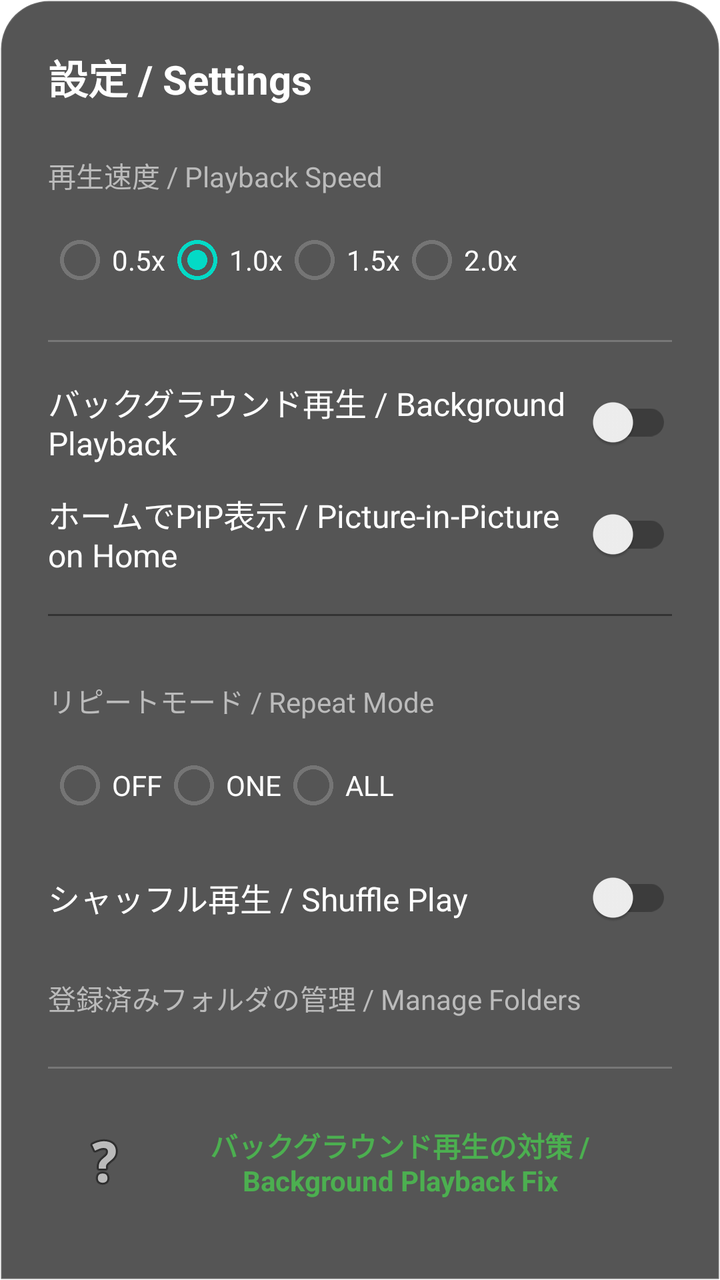
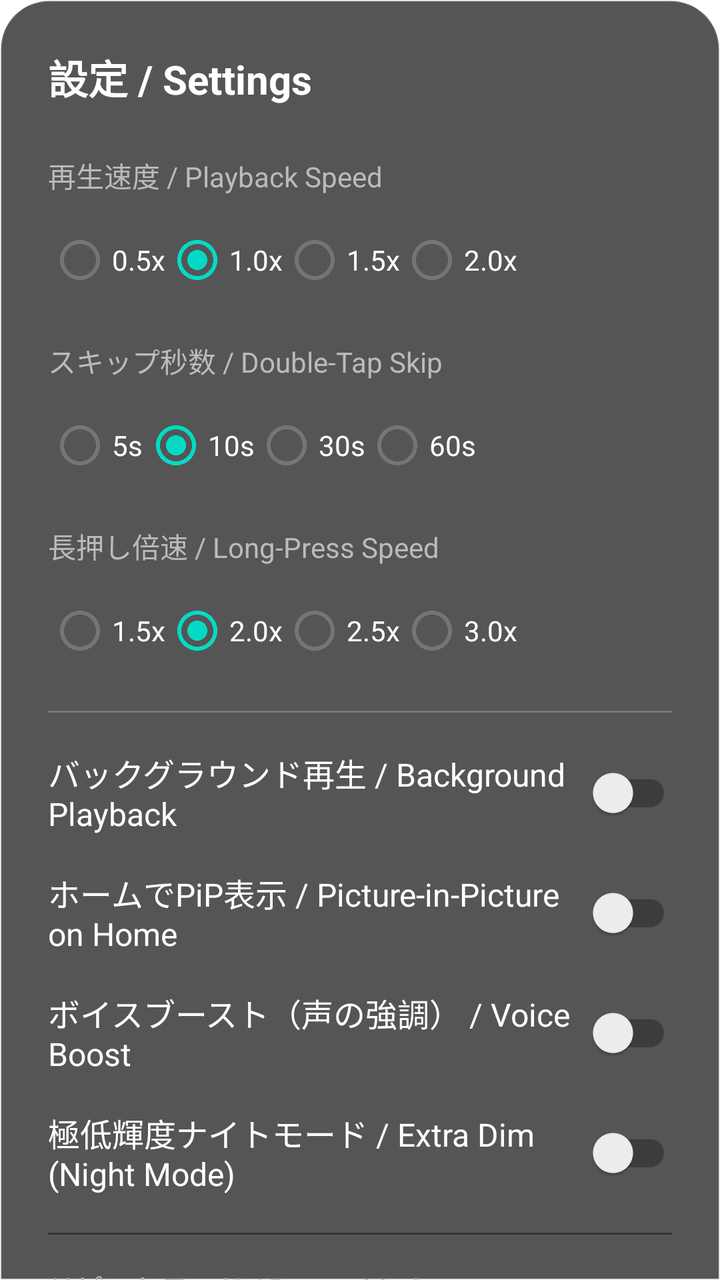

An Android layout rendered at two revisions. The XML below is the earlier revision; the diff shows what the commit changed to produce the second picture.
<!-- AndroidManifest.xml: application theme Theme.VideoPlayer -->
<!-- res/layout/dialog_settings.xml -->
<?xml version="1.0" encoding="utf-8"?>
<LinearLayout xmlns:android="http://schemas.android.com/apk/res/android"
    android:layout_width="match_parent"
    android:layout_height="wrap_content"
    android:orientation="vertical"
    android:padding="24dp"
    android:background="@drawable/bg_dialog_glass">

    <TextView
        android:layout_width="wrap_content"
        android:layout_height="wrap_content"
        android:text="@string/settings_title"
        android:textColor="#FFFFFF"
        android:textSize="20sp"
        android:textStyle="bold"
        android:layout_marginBottom="24dp" />

    <TextView
        android:layout_width="wrap_content"
        android:layout_height="wrap_content"
        android:text="@string/playback_speed"
        android:textColor="#BBBBBB"
        android:layout_marginBottom="8dp" />

    <RadioGroup
        android:id="@+id/rg_speed"
        android:layout_width="match_parent"
        android:layout_height="wrap_content"
        android:orientation="horizontal">
        <RadioButton android:layout_width="wrap_content" android:layout_height="wrap_content" android:text="0.5x" android:textColor="#FFFFFF" />
        <RadioButton android:layout_width="wrap_content" android:layout_height="wrap_content" android:text="1.0x" android:textColor="#FFFFFF" android:checked="true" />
        <RadioButton android:layout_width="wrap_content" android:layout_height="wrap_content" android:text="1.5x" android:textColor="#FFFFFF" />
        <RadioButton android:layout_width="wrap_content" android:layout_height="wrap_content" android:text="2.0x" android:textColor="#FFFFFF" />
    </RadioGroup>

    <View android:layout_width="match_parent" android:layout_height="1dp" android:background="#33FFFFFF" android:layout_marginVertical="16dp" />

    <LinearLayout
        android:layout_width="match_parent"
        android:layout_height="wrap_content"
        android:orientation="horizontal"
        android:gravity="center_vertical">
        <TextView
            android:layout_width="0dp"
            android:layout_height="wrap_content"
            android:layout_weight="1"
            android:text="@string/background_play"
            android:textColor="#FFFFFF"
            android:textSize="16sp" />
        <androidx.appcompat.widget.SwitchCompat
            android:id="@+id/sw_background_play"
            android:layout_width="wrap_content"
            android:layout_height="wrap_content" />
    </LinearLayout>

    <LinearLayout
        android:layout_width="match_parent"
        android:layout_height="wrap_content"
        android:orientation="horizontal"
        android:gravity="center_vertical"
        android:layout_marginTop="8dp">
        <TextView
            android:layout_width="0dp"
            android:layout_height="wrap_content"
            android:layout_weight="1"
            android:text="@string/auto_pip"
            android:textColor="#FFFFFF"
            android:textSize="16sp" />
        <androidx.appcompat.widget.SwitchCompat
            android:id="@+id/sw_auto_pip"
            android:layout_width="wrap_content"
            android:layout_height="wrap_content" />
    </LinearLayout>

    <View android:layout_width="match_parent" android:layout_height="1dp" android:background="#333333" android:layout_marginVertical="16dp" />

        <TextView
            android:layout_width="wrap_content"
            android:layout_height="wrap_content"
            android:text="@string/repeat_mode"
            android:textColor="#BBBBBB"
            android:layout_marginTop="16dp"
            android:layout_marginBottom="8dp" />

        <RadioGroup
            android:id="@+id/rg_repeat_mode"
            android:layout_width="match_parent"
            android:layout_height="wrap_content"
            android:orientation="horizontal">
            <RadioButton android:layout_width="wrap_content" android:layout_height="wrap_content" android:text="OFF" android:textColor="#FFFFFF" />
            <RadioButton android:layout_width="wrap_content" android:layout_height="wrap_content" android:text="ONE" android:textColor="#FFFFFF" />
            <RadioButton android:layout_width="wrap_content" android:layout_height="wrap_content" android:text="ALL" android:textColor="#FFFFFF" />
        </RadioGroup>

        <LinearLayout
            android:layout_width="match_parent"
            android:layout_height="wrap_content"
            android:orientation="horizontal"
            android:gravity="center_vertical"
            android:layout_marginTop="8dp">
            <TextView
                android:layout_width="0dp"
                android:layout_height="wrap_content"
                android:layout_weight="1"
                android:text="@string/shuffle_play"
                android:textColor="#FFFFFF"
                android:textSize="16sp" />
            <androidx.appcompat.widget.SwitchCompat
                android:id="@+id/sw_shuffle"
                android:layout_width="wrap_content"
                android:layout_height="wrap_content" />
        </LinearLayout>

    <TextView
        android:layout_width="wrap_content"
        android:layout_height="wrap_content"
        android:text="@string/manage_folders"
        android:textColor="#BBBBBB"
        android:layout_marginTop="16dp"
        android:layout_marginBottom="8dp" />

    <androidx.recyclerview.widget.RecyclerView
        android:id="@+id/rv_folders"
        android:layout_width="match_parent"
        android:layout_height="wrap_content"
        android:maxHeight="160dp" />

    <View android:layout_width="match_parent" android:layout_height="1dp" android:background="#33FFFFFF" android:layout_marginVertical="16dp" />

        <TextView
            android:id="@+id/btn_troubleshooting"
            android:layout_width="match_parent"
            android:layout_height="wrap_content"
            android:text="@string/bg_troubleshooting_label"
            android:textColor="#4CAF50"
            android:textSize="14sp"
            android:textStyle="bold"
            android:gravity="center"
            android:padding="12dp"
            android:background="?attr/selectableItemBackground"
            android:drawableStart="@android:drawable/ic_menu_help"
            android:drawablePadding="8dp" />

        <View android:layout_width="match_parent" android:layout_height="1dp" android:background="#33FFFFFF" android:layout_marginVertical="16dp" />

        <LinearLayout
            android:id="@+id/btn_sleep_timer"
            android:layout_width="match_parent"
            android:layout_height="wrap_content"
            android:orientation="horizontal"
            android:gravity="center_vertical"
            android:padding="12dp"
            android:background="?attr/selectableItemBackground">
            <TextView
                android:layout_width="0dp"
                android:layout_height="wrap_content"
                android:layout_weight="1"
                android:text="おやすみタイマー / Sleep Timer"
                android:textColor="#FFFFFF"
                android:textSize="16sp" />
            <TextView
                android:id="@+id/tv_sleep_timer_value"
                android:layout_width="wrap_content"
                android:layout_height="wrap_content"
                android:text="OFF"
                android:textColor="#BBBBBB" />
        </LinearLayout>

        <View android:layout_width="match_parent" android:layout_height="1dp" android:background="#33FFFFFF" android:layout_marginVertical="16dp" />

        <TextView
            android:id="@+id/btn_battery_optimization"
            android:layout_width="match_parent"
            android:layout_height="wrap_content"
            android:text="バッテリー制限の解除 / Disable Battery Restrictions"
            android:textColor="#FF9800"
            android:textSize="14sp"
            android:textStyle="bold"
            android:gravity="center"
            android:padding="12dp"
            android:background="?attr/selectableItemBackground"
            android:drawableStart="@android:drawable/ic_lock_idle_low_battery"
            android:drawablePadding="8dp" />

</LinearLayout>
<!-- resources referenced by this layout -->
<resources>
  <!-- drawable bg_dialog_glass (drawable) -->
  <?xml version="1.0" encoding="utf-8"?>
  <shape xmlns:android="http://schemas.android.com/apk/res/android">
      <solid android:color="@color/glass_black" />
      <corners android:topLeftRadius="24dp" android:topRightRadius="24dp" />
      <stroke android:width="1dp" android:color="#20FFFFFF" />
  </shape>
  <string name="auto_pip">ホームでPiP表示 / Picture-in-Picture on Home</string>
  <string name="background_play">バックグラウンド再生 / Background Playback</string>
  <string name="bg_troubleshooting_label">バックグラウンド再生の対策 / Background Playback Fix</string>
  <string name="manage_folders">登録済みフォルダの管理 / Manage Folders</string>
  <string name="playback_speed">再生速度 / Playback Speed</string>
  <string name="repeat_mode">リピートモード / Repeat Mode</string>
  <string name="settings_title">設定 / Settings</string>
  <string name="shuffle_play">シャッフル再生 / Shuffle Play</string>
  <style name="Theme.VideoPlayer" parent="Theme.MaterialComponents.DayNight.NoActionBar">
          <item name="colorPrimary">@color/vivid_purple</item>
          <item name="android:statusBarColor">@color/vivid_gradient_start</item>
      </style>
  <color name="glass_black">#AA000000</color>
  <color name="vivid_purple">#9C27B0</color>
  <color name="vivid_gradient_start">#6A1B9A</color>
</resources>

<!-- the commit's change to res/layout/dialog_settings.xml (unified diff, before → after) -->
@@ -1,85 +1,170 @@
 <?xml version="1.0" encoding="utf-8"?>
-<LinearLayout xmlns:android="http://schemas.android.com/apk/res/android"
+<androidx.core.widget.NestedScrollView xmlns:android="http://schemas.android.com/apk/res/android"
+    xmlns:app="http://schemas.android.com/apk/res-auto"
     android:layout_width="match_parent"
     android:layout_height="wrap_content"
-    android:orientation="vertical"
-    android:padding="24dp"
     android:background="@drawable/bg_dialog_glass">
-
-    <TextView
-        android:layout_width="wrap_content"
-        android:layout_height="wrap_content"
-        android:text="@string/settings_title"
-        android:textColor="#FFFFFF"
-        android:textSize="20sp"
-        android:textStyle="bold"
-        android:layout_marginBottom="24dp" />
-
-    <TextView
-        android:layout_width="wrap_content"
-        android:layout_height="wrap_content"
-        android:text="@string/playback_speed"
-        android:textColor="#BBBBBB"
-        android:layout_marginBottom="8dp" />
-
-    <RadioGroup
-        android:id="@+id/rg_speed"
-        android:layout_width="match_parent"
-        android:layout_height="wrap_content"
-        android:orientation="horizontal">
-        <RadioButton android:layout_width="wrap_content" android:layout_height="wrap_content" android:text="0.5x" android:textColor="#FFFFFF" />
-        <RadioButton android:layout_width="wrap_content" android:layout_height="wrap_content" android:text="1.0x" android:textColor="#FFFFFF" android:checked="true" />
-        <RadioButton android:layout_width="wrap_content" android:layout_height="wrap_content" android:text="1.5x" android:textColor="#FFFFFF" />
-        <RadioButton android:layout_width="wrap_content" android:layout_height="wrap_content" android:text="2.0x" android:textColor="#FFFFFF" />
-    </RadioGroup>
-
-    <View android:layout_width="match_parent" android:layout_height="1dp" android:background="#33FFFFFF" android:layout_marginVertical="16dp" />
 
     <LinearLayout
         android:layout_width="match_parent"
         android:layout_height="wrap_content"
-        android:orientation="horizontal"
-        android:gravity="center_vertical">
-        <TextView
-            android:layout_width="0dp"
-            android:layout_height="wrap_content"
-            android:layout_weight="1"
-            android:text="@string/background_play"
+        android:orientation="vertical"
+        android:padding="24dp">
+
+        <TextView
+            android:layout_width="wrap_content"
+            android:layout_height="wrap_content"
+            android:text="@string/settings_title"
             android:textColor="#FFFFFF"
-            android:textSize="16sp" />
-        <androidx.appcompat.widget.SwitchCompat
-            android:id="@+id/sw_background_play"
-            android:layout_width="wrap_content"
-            android:layout_height="wrap_content" />
-    </LinearLayout>
-
-    <LinearLayout
-        android:layout_width="match_parent"
-        android:layout_height="wrap_content"
-        android:orientation="horizontal"
-        android:gravity="center_vertical"
-        android:layout_marginTop="8dp">
-        <TextView
-            android:layout_width="0dp"
-            android:layout_height="wrap_content"
-            android:layout_weight="1"
-            android:text="@string/auto_pip"
-            android:textColor="#FFFFFF"
-            android:textSize="16sp" />
-        <androidx.appcompat.widget.SwitchCompat
-            android:id="@+id/sw_auto_pip"
-            android:layout_width="wrap_content"
-            android:layout_height="wrap_content" />
-    </LinearLayout>
-
-    <View android:layout_width="match_parent" android:layout_height="1dp" android:background="#333333" android:layout_marginVertical="16dp" />
-
+            android:textSize="20sp"
+            android:textStyle="bold"
+            android:layout_marginBottom="24dp" />
+
+        
+        <TextView
+            android:layout_width="wrap_content"
+            android:layout_height="wrap_content"
+            android:text="@string/playback_speed"
+            android:textColor="#BBBBBB"
+            android:layout_marginBottom="8dp" />
+
+        <RadioGroup
+            android:id="@+id/rg_speed"
+            android:layout_width="match_parent"
+            android:layout_height="wrap_content"
+            android:orientation="horizontal">
+            <RadioButton android:layout_width="wrap_content" android:layout_height="wrap_content" android:text="0.5x" android:textColor="#FFFFFF" />
+            <RadioButton android:layout_width="wrap_content" android:layout_height="wrap_content" android:text="1.0x" android:textColor="#FFFFFF" android:checked="true" />
+            <RadioButton android:layout_width="wrap_content" android:layout_height="wrap_content" android:text="1.5x" android:textColor="#FFFFFF" />
+            <RadioButton android:layout_width="wrap_content" android:layout_height="wrap_content" android:text="2.0x" android:textColor="#FFFFFF" />
+        </RadioGroup>
+
+        
+        <TextView
+            android:layout_width="wrap_content"
+            android:layout_height="wrap_content"
+            android:text="@string/skip_duration"
+            android:textColor="#BBBBBB"
+            android:layout_marginTop="16dp"
+            android:layout_marginBottom="8dp" />
+
+        <RadioGroup
+            android:id="@+id/rg_skip_duration"
+            android:layout_width="match_parent"
+            android:layout_height="wrap_content"
+            android:orientation="horizontal">
+            <RadioButton android:layout_width="wrap_content" android:layout_height="wrap_content" android:text="5s" android:textColor="#FFFFFF" />
+            <RadioButton android:layout_width="wrap_content" android:layout_height="wrap_content" android:text="10s" android:textColor="#FFFFFF" android:checked="true" />
+            <RadioButton android:layout_width="wrap_content" android:layout_height="wrap_content" android:text="30s" android:textColor="#FFFFFF" />
+            <RadioButton android:layout_width="wrap_content" android:layout_height="wrap_content" android:text="60s" android:textColor="#FFFFFF" />
+        </RadioGroup>
+
+        
+        <TextView
+            android:layout_width="wrap_content"
+            android:layout_height="wrap_content"
+            android:text="@string/long_press_speed"
+            android:textColor="#BBBBBB"
+            android:layout_marginTop="16dp"
+            android:layout_marginBottom="8dp" />
+
+        <RadioGroup
+            android:id="@+id/rg_long_press_speed"
+            android:layout_width="match_parent"
+            android:layout_height="wrap_content"
+            android:orientation="horizontal">
+            <RadioButton android:layout_width="wrap_content" android:layout_height="wrap_content" android:text="1.5x" android:textColor="#FFFFFF" />
+            <RadioButton android:layout_width="wrap_content" android:layout_height="wrap_content" android:text="2.0x" android:textColor="#FFFFFF" android:checked="true" />
+            <RadioButton android:layout_width="wrap_content" android:layout_height="wrap_content" android:text="2.5x" android:textColor="#FFFFFF" />
+            <RadioButton android:layout_width="wrap_content" android:layout_height="wrap_content" android:text="3.0x" android:textColor="#FFFFFF" />
+        </RadioGroup>
+
+        <View android:layout_width="match_parent" android:layout_height="1dp" android:background="#33FFFFFF" android:layout_marginVertical="16dp" />
+
+        
+        <LinearLayout
+            android:layout_width="match_parent"
+            android:layout_height="wrap_content"
+            android:orientation="horizontal"
+            android:gravity="center_vertical">
+            <TextView
+                android:layout_width="0dp"
+                android:layout_height="wrap_content"
+                android:layout_weight="1"
+                android:text="@string/background_play"
+                android:textColor="#FFFFFF"
+                android:textSize="16sp" />
+            <androidx.appcompat.widget.SwitchCompat
+                android:id="@+id/sw_background_play"
+                android:layout_width="wrap_content"
+                android:layout_height="wrap_content" />
+        </LinearLayout>
+
+        <LinearLayout
+            android:layout_width="match_parent"
+            android:layout_height="wrap_content"
+            android:orientation="horizontal"
+            android:gravity="center_vertical"
+            android:layout_marginTop="12dp">
+            <TextView
+                android:layout_width="0dp"
+                android:layout_height="wrap_content"
+                android:layout_weight="1"
+                android:text="@string/auto_pip"
+                android:textColor="#FFFFFF"
+                android:textSize="16sp" />
+            <androidx.appcompat.widget.SwitchCompat
+                android:id="@+id/sw_auto_pip"
+                android:layout_width="wrap_content"
+                android:layout_height="wrap_content" />
+        </LinearLayout>
+
+        <LinearLayout
+            android:layout_width="match_parent"
+            android:layout_height="wrap_content"
+            android:orientation="horizontal"
+            android:gravity="center_vertical"
+            android:layout_marginTop="12dp">
+            <TextView
+                android:layout_width="0dp"
+                android:layout_height="wrap_content"
+                android:layout_weight="1"
+                android:text="@string/voice_boost"
+                android:textColor="#FFFFFF"
+                android:textSize="16sp" />
+            <androidx.appcompat.widget.SwitchCompat
+                android:id="@+id/sw_voice_boost"
+                android:layout_width="wrap_content"
+                android:layout_height="wrap_content" />
+        </LinearLayout>
+
+        <LinearLayout
+            android:layout_width="match_parent"
+            android:layout_height="wrap_content"
+            android:orientation="horizontal"
+            android:gravity="center_vertical"
+            android:layout_marginTop="12dp">
+            <TextView
+                android:layout_width="0dp"
+                android:layout_height="wrap_content"
+                android:layout_weight="1"
+                android:text="@string/night_mode"
+                android:textColor="#FFFFFF"
+                android:textSize="16sp" />
+            <androidx.appcompat.widget.SwitchCompat
+                android:id="@+id/sw_night_mode"
+                android:layout_width="wrap_content"
+                android:layout_height="wrap_content" />
+        </LinearLayout>
+
+        <View android:layout_width="match_parent" android:layout_height="1dp" android:background="#333333" android:layout_marginVertical="16dp" />
+
+        
         <TextView
             android:layout_width="wrap_content"
             android:layout_height="wrap_content"
             android:text="@string/repeat_mode"
             android:textColor="#BBBBBB"
-            android:layout_marginTop="16dp"
             android:layout_marginBottom="8dp" />
 
         <RadioGroup
@@ -92,12 +177,13 @@
             <RadioButton android:layout_width="wrap_content" android:layout_height="wrap_content" android:text="ALL" android:textColor="#FFFFFF" />
         </RadioGroup>
 
-        <LinearLayout
-            android:layout_width="match_parent"
-            android:layout_height="wrap_content"
-            android:orientation="horizontal"
-            android:gravity="center_vertical"
-            android:layout_marginTop="8dp">
+        
+        <LinearLayout
+            android:layout_width="match_parent"
+            android:layout_height="wrap_content"
+            android:orientation="horizontal"
+            android:gravity="center_vertical"
+            android:layout_marginTop="12dp">
             <TextView
                 android:layout_width="0dp"
                 android:layout_height="wrap_content"
@@ -111,22 +197,24 @@
                 android:layout_height="wrap_content" />
         </LinearLayout>
 
-    <TextView
-        android:layout_width="wrap_content"
-        android:layout_height="wrap_content"
-        android:text="@string/manage_folders"
-        android:textColor="#BBBBBB"
-        android:layout_marginTop="16dp"
-        android:layout_marginBottom="8dp" />
-
-    <androidx.recyclerview.widget.RecyclerView
-        android:id="@+id/rv_folders"
-        android:layout_width="match_parent"
-        android:layout_height="wrap_content"
-        android:maxHeight="160dp" />
-
-    <View android:layout_width="match_parent" android:layout_height="1dp" android:background="#33FFFFFF" android:layout_marginVertical="16dp" />
-
+        
+        <TextView
+            android:layout_width="wrap_content"
+            android:layout_height="wrap_content"
+            android:text="@string/manage_folders"
+            android:textColor="#BBBBBB"
+            android:layout_marginTop="16dp"
+            android:layout_marginBottom="8dp" />
+
+        <androidx.recyclerview.widget.RecyclerView
+            android:id="@+id/rv_folders"
+            android:layout_width="match_parent"
+            android:layout_height="wrap_content"
+            android:maxHeight="160dp" />
+
+        <View android:layout_width="match_parent" android:layout_height="1dp" android:background="#33FFFFFF" android:layout_marginVertical="16dp" />
+
+        
         <TextView
             android:id="@+id/btn_troubleshooting"
             android:layout_width="match_parent"
@@ -182,4 +270,5 @@
             android:drawableStart="@android:drawable/ic_lock_idle_low_battery"
             android:drawablePadding="8dp" />
 
-</LinearLayout>
+    </LinearLayout>
+</androidx.core.widget.NestedScrollView>
<!-- resource entries referenced after the edit -->
@@ -10,11 +10,15 @@
   <string name="auto_pip">ホームでPiP表示 / Picture-in-Picture on Home</string>
   <string name="background_play">バックグラウンド再生 / Background Playback</string>
   <string name="bg_troubleshooting_label">バックグラウンド再生の対策 / Background Playback Fix</string>
+  <string name="long_press_speed">長押し倍速 / Long-Press Speed</string>
   <string name="manage_folders">登録済みフォルダの管理 / Manage Folders</string>
+  <string name="night_mode">極低輝度ナイトモード / Extra Dim (Night Mode)</string>
   <string name="playback_speed">再生速度 / Playback Speed</string>
   <string name="repeat_mode">リピートモード / Repeat Mode</string>
   <string name="settings_title">設定 / Settings</string>
   <string name="shuffle_play">シャッフル再生 / Shuffle Play</string>
+  <string name="skip_duration">スキップ秒数 / Double-Tap Skip</string>
+  <string name="voice_boost">ボイスブースト（声の強調） / Voice Boost</string>
   <style name="Theme.VideoPlayer" parent="Theme.MaterialComponents.DayNight.NoActionBar">
           <item name="colorPrimary">@color/vivid_purple</item>
           <item name="android:statusBarColor">@color/vivid_gradient_start</item>
